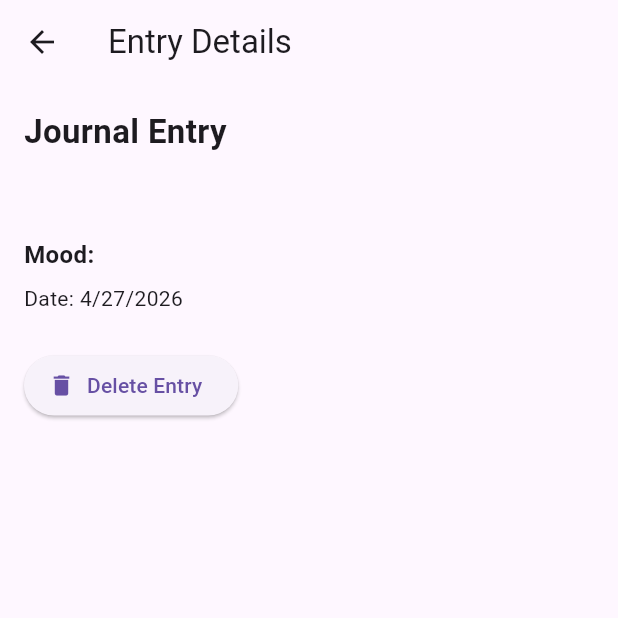
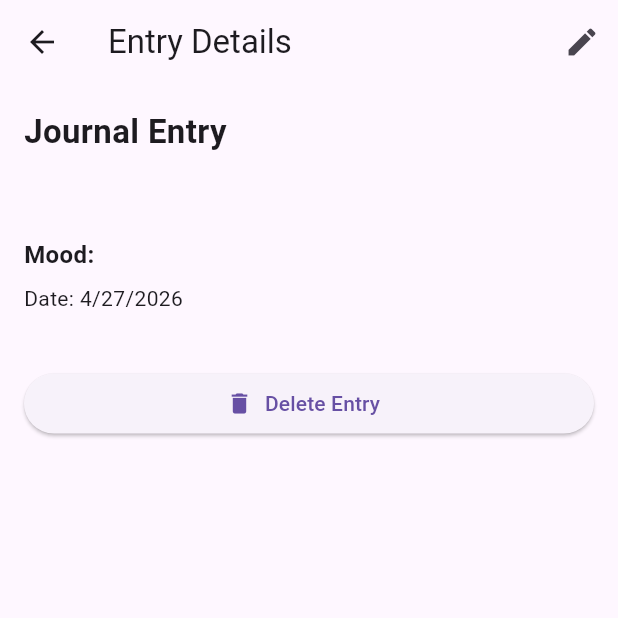
Before and after one commit to KenyNguyenn321/project-02, a Flutter app: the EntryDetailScreen screen opened directly with empty values, on a phone screen of 412 x 824 dp, the top half of it. Run offline on Flutter 3.47's test engine with Material 3 defaults, Android fonts, the phone set to English and light mode, and no system bars; our stand-ins replace cloud_firestore, firebase_auth, firebase_core; accounts and stored records are empty.

Commit message:
added edit support for journal entries
added edit support for journal entries

```diff
--- a/keny_zen/lib/screens/entry_detail_screen.dart
+++ b/keny_zen/lib/screens/entry_detail_screen.dart
@@ -3,7 +3,7 @@ import '../models/journal_entry.dart';
 import '../services/firestore_service.dart';
 
 // screen that shows one journal entry in detail
-class EntryDetailScreen extends StatelessWidget {
+class EntryDetailScreen extends StatefulWidget {
   final JournalEntry entry;
 
   const EntryDetailScreen({
@@ -12,14 +12,132 @@ class EntryDetailScreen extends StatelessWidget {
   });
 
   @override
+  State<EntryDetailScreen> createState() => _EntryDetailScreenState();
+}
+
+// handles edit and delete state
+class _EntryDetailScreenState extends State<EntryDetailScreen> {
+  // Firestore service instance
+  final FirestoreService _firestoreService = FirestoreService();
+
+  // controller for editable content
+  late TextEditingController _contentController;
+
+  // selected mood value
+  late String _selectedMood;
+
+  // edit mode state
+  bool _isEditing = false;
+
+  // loading state
+  bool _isLoading = false;
+
+  // available mood options
+  final List<String> _moods = [
+    'Calm',
+    'Happy',
+    'Stressed',
+    'Sad',
+    'Overwhelmed',
+  ];
+
+  @override
+  void initState() {
+    super.initState();
+
+    // load existing entry values
+    _contentController = TextEditingController(text: widget.entry.content);
+    _selectedMood = widget.entry.mood;
+  }
+
+  // update journal entry in Firestore
+  void _updateEntry() async {
+    final content = _contentController.text.trim();
+
+    // prevent empty journal entries
+    if (content.isEmpty) {
+      ScaffoldMessenger.of(context).showSnackBar(
+        const SnackBar(content: Text('Entry cannot be empty.')),
+      );
+      return;
+    }
+
+    setState(() {
+      _isLoading = true;
+    });
+
+    try {
+      // save updated entry
+      await _firestoreService.updateEntry(
+        widget.entry.id,
+        content,
+        _selectedMood,
+      );
+
+      // stop if widget is no longer active
+      if (!mounted) return;
+
+      setState(() {
+        _isEditing = false;
+        _isLoading = false;
+      });
+
+      // show success message
+      ScaffoldMessenger.of(context).showSnackBar(
+        const SnackBar(content: Text('Entry updated.')),
+      );
+    } catch (e) {
+      // stop if widget is no longer active
+      if (!mounted) return;
+
+      setState(() {
+        _isLoading = false;
+      });
+
+      // show update error
+      ScaffoldMessenger.of(context).showSnackBar(
+        SnackBar(content: Text('Update failed: $e')),
+      );
+    }
+  }
+
+  // delete journal entry from Firestore
+  void _deleteEntry() async {
+    await _firestoreService.deleteEntry(widget.entry.id);
+
+    // stop if widget is no longer active
+    if (!mounted) return;
+
+    // return to entry history
+    Navigator.pop(context);
+  }
+
+  @override
+  void dispose() {
+    // clean up controller
+    _contentController.dispose();
+
+    super.dispose();
+  }
+
+  @override
   Widget build(BuildContext context) {
-    // Firestore service instance
-    final FirestoreService firestoreService = FirestoreService();
-
     return Scaffold(
       // top app bar
       appBar: AppBar(
         title: const Text('Entry Details'),
+
+        // edit toggle button
+        actions: [
+          IconButton(
+            onPressed: () {
+              setState(() {
+                _isEditing = !_isEditing;
+              });
+            },
+            icon: Icon(_isEditing ? Icons.close : Icons.edit),
+          ),
+        ],
       ),
 
       // entry detail content
@@ -37,43 +155,80 @@ class EntryDetailScreen extends StatelessWidget {
 
             const SizedBox(height: 16),
 
-            // entry content
-            Text(
-              entry.content,
-              style: const TextStyle(fontSize: 16),
-            ),
+            // editable or read-only content
+            _isEditing
+                ? TextField(
+                    controller: _contentController,
+                    maxLines: 6,
+                    decoration: const InputDecoration(
+                      border: OutlineInputBorder(),
+                    ),
+                  )
+                : Text(
+                    widget.entry.content,
+                    style: const TextStyle(fontSize: 16),
+                  ),
 
             const SizedBox(height: 16),
 
-            // mood label
-            Text(
-              'Mood: ${entry.mood}',
-              style: const TextStyle(fontSize: 16, fontWeight: FontWeight.bold),
-            ),
+            // editable or read-only mood
+            _isEditing
+                ? DropdownButtonFormField<String>(
+                    initialValue: _selectedMood,
+                    decoration: const InputDecoration(
+                      border: OutlineInputBorder(),
+                    ),
+                    items: _moods.map((mood) {
+                      return DropdownMenuItem(
+                        value: mood,
+                        child: Text(mood),
+                      );
+                    }).toList(),
+                    onChanged: (value) {
+                      setState(() {
+                        _selectedMood = value!;
+                      });
+                    },
+                  )
+                : Text(
+                    'Mood: ${widget.entry.mood}',
+                    style: const TextStyle(
+                      fontSize: 16,
+                      fontWeight: FontWeight.bold,
+                    ),
+                  ),
 
             const SizedBox(height: 8),
 
             // created date
             Text(
-              'Date: ${entry.createdAt.month}/${entry.createdAt.day}/${entry.createdAt.year}',
+              'Date: ${widget.entry.createdAt.month}/${widget.entry.createdAt.day}/${widget.entry.createdAt.year}',
             ),
 
             const SizedBox(height: 24),
 
+            // save changes button
+            if (_isEditing)
+              SizedBox(
+                width: double.infinity,
+                child: _isLoading
+                    ? const Center(child: CircularProgressIndicator())
+                    : ElevatedButton(
+                        onPressed: _updateEntry,
+                        child: const Text('Save Changes'),
+                      ),
+              ),
+
+            const SizedBox(height: 12),
+
             // delete entry button
-            ElevatedButton.icon(
-              onPressed: () async {
-                // delete entry from Firestore
-                await firestoreService.deleteEntry(entry.id);
-
-                // stop if screen is no longer active
-                if (!context.mounted) return;
-
-                // return to previous screen after delete
-                Navigator.pop(context);
-              },
-              icon: const Icon(Icons.delete),
-              label: const Text('Delete Entry'),
+            SizedBox(
+              width: double.infinity,
+              child: ElevatedButton.icon(
+                onPressed: _deleteEntry,
+                icon: const Icon(Icons.delete),
+                label: const Text('Delete Entry'),
+              ),
             ),
           ],
         ),
```
